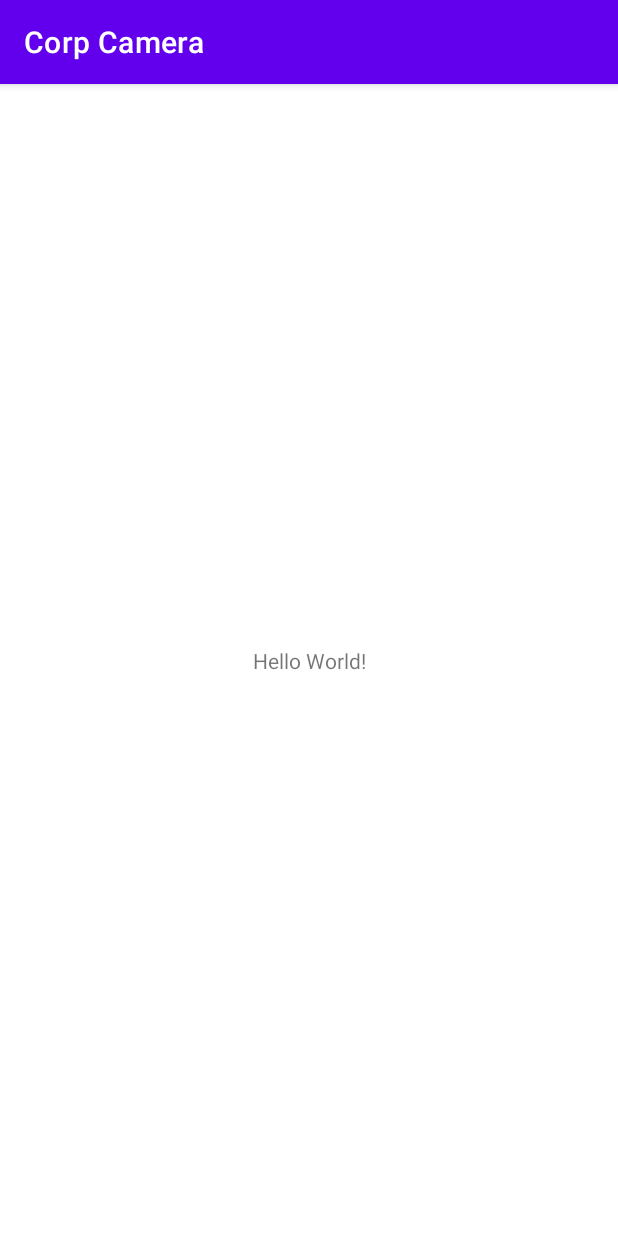
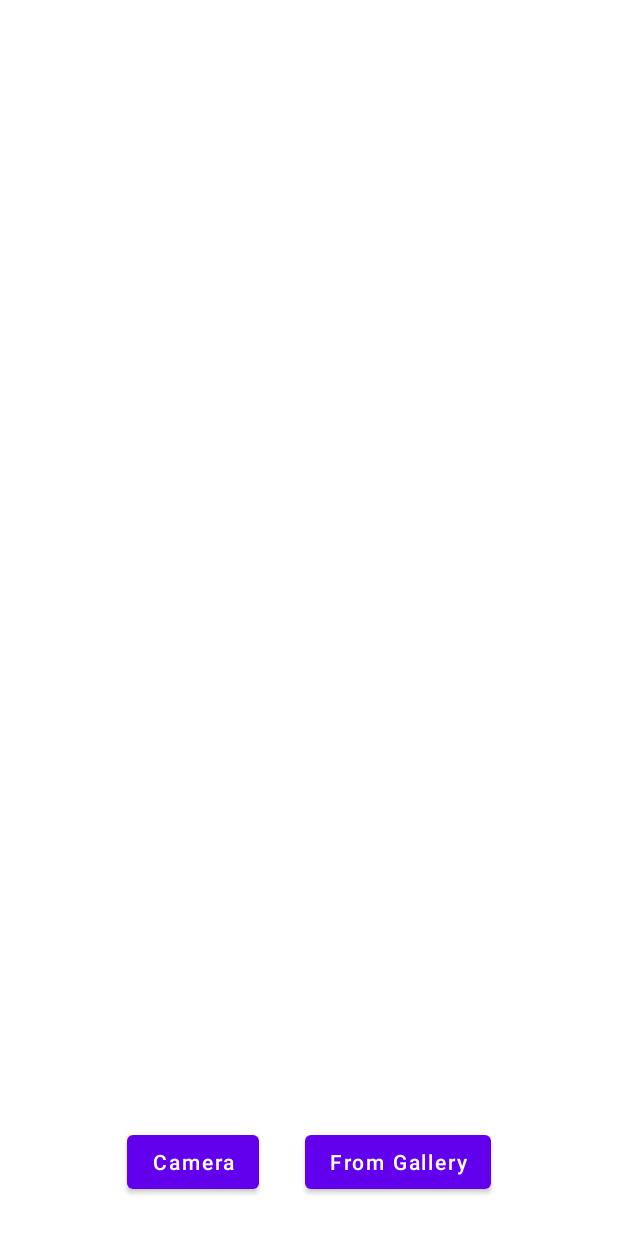
Before and after one commit to rahulrathor079/CorpCamera, an Android app: the screen it shows after launch (MainActivity), on a phone screen of 412 x 824 dp. Shown: the top 1233 px of the screen. Run offline under Robolectric (Android 15) with nearby library versions, the phone set to English and light mode, and no system bars.

Commit message:
add camera and gallery pick functionality

```diff
--- a/app/build.gradle
+++ b/app/build.gradle
@@ -22,6 +22,9 @@ android {
             proguardFiles getDefaultProguardFile('proguard-android-optimize.txt'), 'proguard-rules.pro'
         }
     }
+    buildFeatures {
+        viewBinding = true
+    }
     compileOptions {
         sourceCompatibility JavaVersion.VERSION_1_8
         targetCompatibility JavaVersion.VERSION_1_8
@@ -37,7 +40,8 @@ dependencies {
     implementation 'androidx.appcompat:appcompat:1.3.1'
     implementation 'com.google.android.material:material:1.4.0'
     implementation 'androidx.constraintlayout:constraintlayout:2.1.1'
-    testImplementation 'junit:junit:4.+'
+    implementation 'com.theartofdev.edmodo:android-image-cropper:2.8.0'
+    testImplementation 'junit:junit:4.13.2'
     androidTestImplementation 'androidx.test.ext:junit:1.1.3'
     androidTestImplementation 'androidx.test.espresso:espresso-core:3.4.0'
 }
--- a/app/src/main/res/layout/activity_main.xml
+++ b/app/src/main/res/layout/activity_main.xml
@@ -6,13 +6,38 @@
     android:layout_height="match_parent"
     tools:context=".MainActivity">
 
-    <TextView
-        android:layout_width="wrap_content"
-        android:layout_height="wrap_content"
-        android:text="Hello World!"
-        app:layout_constraintBottom_toBottomOf="parent"
-        app:layout_constraintLeft_toLeftOf="parent"
-        app:layout_constraintRight_toRightOf="parent"
-        app:layout_constraintTop_toTopOf="parent" />
-
+        <androidx.appcompat.widget.AppCompatImageView
+            android:layout_width="match_parent"
+            android:layout_height="wrap_content"
+            android:adjustViewBounds="true"
+            android:id="@+id/imgPreview"
+            app:layout_constraintTop_toTopOf="parent"
+            app:layout_constraintEnd_toEndOf="parent"
+            app:layout_constraintStart_toStartOf="parent"/>
+        <LinearLayout
+            android:layout_width="0dp"
+            android:layout_height="wrap_content"
+            app:layout_constraintStart_toStartOf="parent"
+            app:layout_constraintEnd_toEndOf="parent"
+            app:layout_constraintBottom_toBottomOf="parent"
+            android:layout_marginBottom="25dp"
+            android:orientation="horizontal"
+            android:gravity="center_horizontal">
+            <com.google.android.material.button.MaterialButton
+                android:layout_width="wrap_content"
+                android:layout_height="wrap_content"
+                android:text="@string/camera"
+                android:textAllCaps="false"
+                android:id="@+id/camera"
+                android:layout_marginEnd="15dp"
+                />
+            <com.google.android.material.button.MaterialButton
+                android:layout_width="wrap_content"
+                android:layout_height="wrap_content"
+                android:text="@string/from_gallery"
+                android:textAllCaps="false"
+                android:id="@+id/gallery"
+                android:layout_marginStart="15dp"
+                />
+        </LinearLayout>
 </androidx.constraintlayout.widget.ConstraintLayout>
--- a/app/src/main/res/values/strings.xml
+++ b/app/src/main/res/values/strings.xml
@@ -1,3 +1,5 @@
 <resources>
     <string name="app_name">Corp Camera</string>
+    <string name="from_gallery">From Gallery</string>
+    <string name="camera">Camera</string>
 </resources>
--- a/app/src/main/res/values/themes.xml
+++ b/app/src/main/res/values/themes.xml
@@ -1,6 +1,6 @@
 <resources xmlns:tools="http://schemas.android.com/tools">
     <!-- Base application theme. -->
-    <style name="Theme.CorpCamera" parent="Theme.MaterialComponents.DayNight.DarkActionBar">
+    <style name="Theme.CorpCamera" parent="Theme.MaterialComponents.Light.NoActionBar">
         <!-- Primary brand color. -->
         <item name="colorPrimary">@color/purple_500</item>
         <item name="colorPrimaryVariant">@color/purple_700</item>
```
Also changed, not shown: app/src/main/AndroidManifest.xml (+22 -0 lines), app/src/main/java/com/corp/camera/EditImageActivity.kt (added, +209 -0 lines), app/src/main/java/com/corp/camera/MainActivity.kt (+116 -2 lines), app/src/main/res/layout/activity_edit_image.xml (added, +43 -0 lines), app/src/main/res/xml/provider_config.xml (added, +7 -0 lines).
